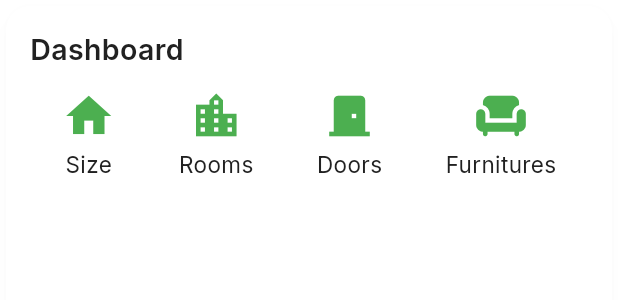
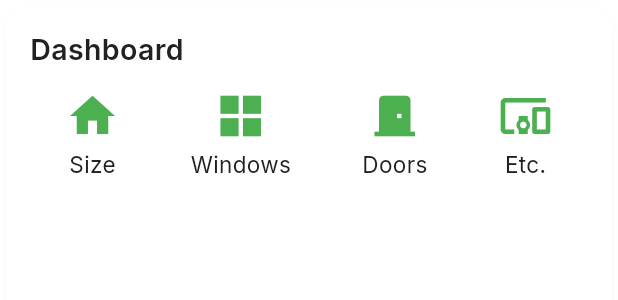
Before and after one commit to centmarde/terra-price-mobile, a Flutter app: the PropertyDashboardCard widget shown alone on an empty page, opened directly with empty values, on a phone screen of 412 x 824 dp. Shown: the top 300 px of the screen. Run offline on Flutter 3.47's test engine with Material 3 defaults, Android fonts, the phone set to English and light mode, and no system bars; our stand-ins replace fl_chart, flutter_dotenv, flutter_screenutil, go_router, google_fonts, image_picker and 2 more; accounts and stored records are empty; network calls fail; project files that could hold a hidden picture were left out.

Commit message:
changed icons on dashboard ai results page

```diff
--- a/lib/screens/aiResult/aiResultsWidgets/property_dashboard_card.dart
+++ b/lib/screens/aiResult/aiResultsWidgets/property_dashboard_card.dart
@@ -32,9 +32,9 @@ class PropertyDashboardCard extends StatelessWidget {
               mainAxisAlignment: MainAxisAlignment.spaceAround,
               children: [
                 _dashboardTile(Icons.home, 'Size', size),
-                _dashboardTile(Icons.location_city, 'Rooms', rooms),
+                _dashboardTile(Icons.window_sharp, 'Windows', rooms),
                 _dashboardTile(Icons.door_front_door, 'Doors', doors),
-                _dashboardTile(Icons.chair, 'Furnitures', furnitures),
+                _dashboardTile(Icons.devices_other, 'Etc.', furnitures),
               ],
             ),
           ],
--- a/lib/screens/home/providers/home_provider.dart
+++ b/lib/screens/home/providers/home_provider.dart
@@ -4,7 +4,7 @@ import 'dart:io';
 import 'dart:convert';
 import '../services/image_picker_service.dart';
 import '../services/image_upload_service.dart';
-import '../../aiResult/aiResultsWidgets/roboflow_fetch.dart';
+import '../../aiResult/services/roboflow_fetch.dart';
 
 class HomeProvider extends ChangeNotifier {
   final ImagePickerService _imagePickerService = ImagePickerService();
```
